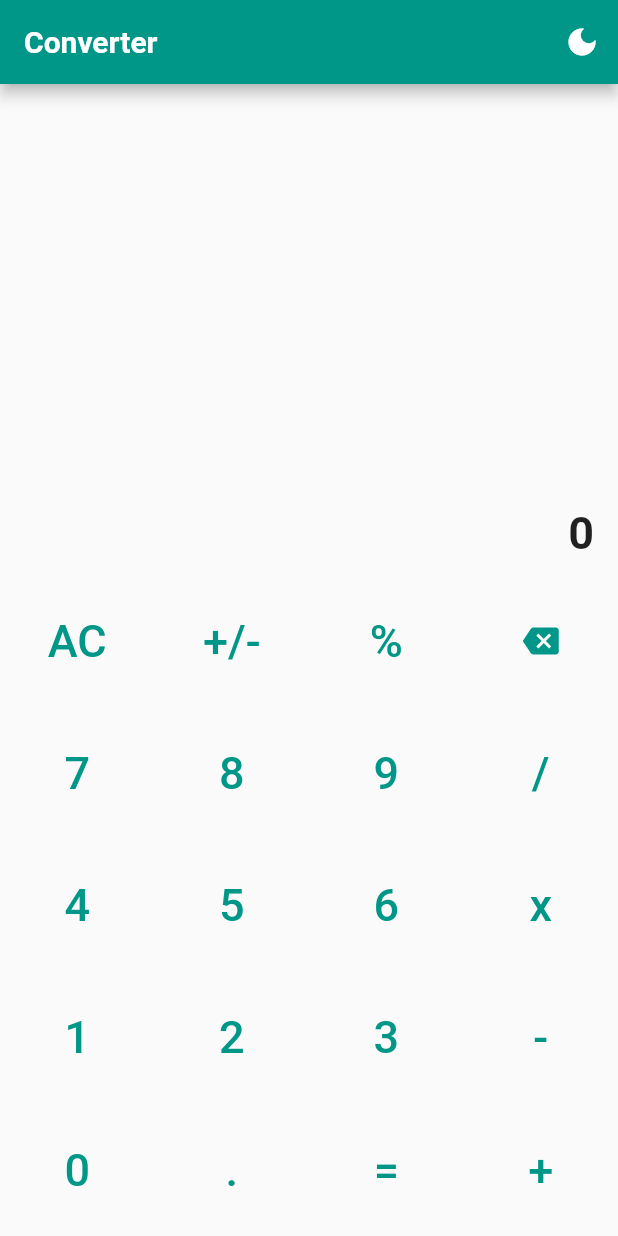
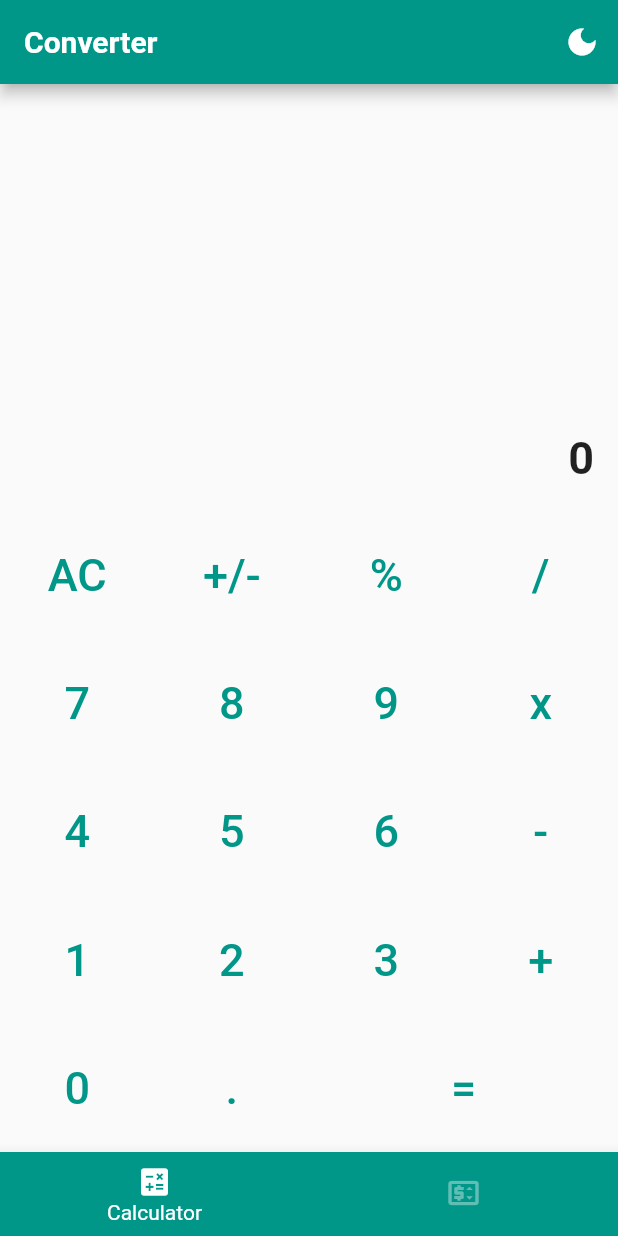
Before and after one commit to anguyen227/flutter_practice, a Flutter app: the screen it shows after launch, on a phone screen of 412 x 824 dp. Run offline on Flutter 3.47's test engine with Material 2 defaults, Android fonts, the phone set to English and light mode, and no system bars; our stand-ins replace math_expressions, shared_preferences.

Commit message:
update calculator layout to be responsive

```diff
--- a/calculator/lib/main.dart
+++ b/calculator/lib/main.dart
@@ -1,56 +1,41 @@
+import 'package:calculator/theme_model.dart';
 import 'package:flutter/cupertino.dart';
 import 'package:flutter/material.dart';
 import 'package:flutter/services.dart';
+import 'package:animations/animations.dart';
+import 'package:provider/provider.dart';
 
 import './widgets/platform_switch.dart';
 
 import 'screens/calculator.dart';
+import 'screens/currency_exchange.dart';
 
 void main() {
   runApp(const MyApp());
 }
 
-class MyApp extends StatefulWidget {
-  const MyApp({
-    Key? key,
-  }) : super(key: key);
+class MyApp extends StatelessWidget {
+  const MyApp({Key? key}) : super(key: key);
 
   @override
-  _MyAppState createState() => _MyAppState();
-}
-
-class _MyAppState extends State<MyApp> {
-  final Widget _appBarTitle = const Text('Converter');
-  IconData _themeMode = Icons.dark_mode;
-  Brightness _brightness = Brightness.light;
-  ThemeData _themeData = ThemeData.light();
-
-  @override
-  void initState() {
-    super.initState();
-    SystemChrome.setPreferredOrientations(
-        [DeviceOrientation.portraitUp, DeviceOrientation.portraitDown]);
-  }
-
-  @override
-  void dispose() {
+  Widget build(BuildContext context) {
     SystemChrome.setPreferredOrientations([
       DeviceOrientation.portraitUp,
       DeviceOrientation.portraitDown,
       DeviceOrientation.landscapeLeft,
       DeviceOrientation.landscapeRight
     ]);
-    super.dispose();
-  }
-
-  @override
-  Widget build(BuildContext context) {
-    const pageBody = SafeArea(child: Calculator());
+    return ChangeNotifierProvider(
+      create: (_) => ThemeModel(),
+      child: Consumer(
+        builder: (context, ThemeModel themeNotifier, child) {
           return MaterialApp(
+            title: 'Converter',
             theme: ThemeData(
-          brightness: _brightness,
+              brightness:
+                  themeNotifier.isDark ? Brightness.dark : Brightness.light,
               primarySwatch: Colors.teal,
-          textTheme: _themeData.textTheme.copyWith(
+              textTheme: Theme.of(context).textTheme.copyWith(
                     bodyText2: const TextStyle(fontSize: 18),
                     button: const TextStyle(fontSize: 30, color: Colors.white),
                   ),
@@ -58,42 +43,91 @@ class _MyAppState extends State<MyApp> {
                   titleTextStyle:
                       TextStyle(fontSize: 20, fontWeight: FontWeight.bold)),
             ),
-        home: PlatformSwitch(
+            restorationScopeId: 'app',
+            debugShowCheckedModeBanner: false,
+            home: const AppBody(),
+          );
+        },
+      ),
+    );
+  }
+}
+
+class AppBody extends StatefulWidget {
+  const AppBody({
+    Key? key,
+  }) : super(key: key);
+
+  @override
+  _AppBodyState createState() => _AppBodyState();
+}
+
+class _AppBodyState extends State<AppBody> with RestorationMixin {
+  final Widget _appBarTitle = const Text('Converter');
+
+  final RestorableInt _currentIndex = RestorableInt(0);
+
+  @override
+  Widget build(BuildContext context) {
+    var screens = const [
+      Calculator(),
+      CurrencyExchange(),
+    ];
+    var pageBody = SafeArea(
+      child: PageTransitionSwitcher(
+        transitionBuilder: (child, animation, secondaryAnimation) {
+          return FadeThroughTransition(
+            animation: animation,
+            secondaryAnimation: secondaryAnimation,
+            child: child,
+          );
+        },
+        child: screens[_currentIndex.value],
+      ),
+    );
+
+    var bottomNavigationBarItems = const <BottomNavigationBarItem>[
+      BottomNavigationBarItem(
+        icon: Icon(Icons.calculate),
+        label: 'Calculator',
+      ),
+      BottomNavigationBarItem(
+        icon: Icon(Icons.price_change_outlined),
+        label: 'Currency',
+      )
+    ];
+    final colorScheme = Theme.of(context).colorScheme;
+
+    return Consumer(builder: (context, ThemeModel themeNotifier, child) {
+      return PlatformSwitch(
         android: Scaffold(
           appBar: AppBar(
             title: _appBarTitle,
             actions: [
               IconButton(
                 onPressed: () {
-                      setState(() {
-                        if (_brightness == Brightness.light) {
-                          _brightness = Brightness.dark;
-                          _themeMode = Icons.light_mode;
-                          _themeData = ThemeData.dark();
-                        } else {
-                          _brightness = Brightness.light;
-                          _themeMode = Icons.dark_mode;
-                          _themeData = ThemeData.light();
-                        }
-                      });
+                  themeNotifier.isDark = !themeNotifier.isDark;
                 },
-                    icon: Icon(_themeMode))
+                icon: Icon(
+                    themeNotifier.isDark ? Icons.light_mode : Icons.dark_mode),
+              )
             ],
           ),
           body: pageBody,
-            // bottomNavigationBar: BottomNavigationBar(
-            //   items: const [
-            //     BottomNavigationBarItem(
-            //       icon: Icon(Icons.calculate),
-            //       label: 'Basic',
-            //     ),
-            //     BottomNavigationBarItem(
-            //       icon: Icon(Icons.paid),
-            //       label: 'Currency',
-            //     )
-            //   ],
-            //   showUnselectedLabels: false,
-            // ),
+          bottomNavigationBar: BottomNavigationBar(
+              items: bottomNavigationBarItems,
+              currentIndex: _currentIndex.value,
+              backgroundColor: colorScheme.brightness == Brightness.dark
+                  ? colorScheme.background
+                  : colorScheme.primary,
+              selectedItemColor: colorScheme.onPrimary,
+              unselectedItemColor: colorScheme.onPrimary.withOpacity(0.38),
+              showUnselectedLabels: false,
+              onTap: (index) {
+                setState(() {
+                  _currentIndex.value = index;
+                });
+              }),
         ),
         ios: CupertinoPageScaffold(
           child: pageBody,
@@ -101,6 +135,21 @@ class _MyAppState extends State<MyApp> {
             middle: _appBarTitle,
           ),
         ),
-        ));
+      );
+    });
+  }
+
+  @override
+  String? get restorationId => 'app_body';
+
+  @override
+  void restoreState(RestorationBucket? oldBucket, bool initialRestore) {
+    registerForRestoration(_currentIndex, 'bottom_tab_index');
+  }
+
+  @override
+  void dispose() {
+    _currentIndex.dispose();
+    super.dispose();
   }
 }
--- a/calculator/lib/models/button.dart
+++ /dev/null
@@ -1,10 +0,0 @@
-import 'package:flutter/material.dart';
-
-class Button {
-  final Widget label;
-  final String type;
-  final String value;
-  final Function(String value, String type)? onPressed;
-
-  Button(this.label, this.type, this.value, this.onPressed);
-}
--- /dev/null
+++ b/calculator/lib/preferences/theme.dart
@@ -0,0 +1,19 @@
+import 'package:shared_preferences/shared_preferences.dart';
+
+class ThemePreferences {
+  static const darkThemeKey = "dark_theme_pref";
+
+  Future<SharedPreferences> getInstance() async {
+    return await SharedPreferences.getInstance();
+  }
+
+  setDarkTheme(bool value) async {
+    SharedPreferences sharedPreferences = await SharedPreferences.getInstance();
+    sharedPreferences.setBool(darkThemeKey, value);
+  }
+
+  getDarkTheme() async {
+    SharedPreferences sharedPreferences = await SharedPreferences.getInstance();
+    return sharedPreferences.getBool(darkThemeKey) ?? false;
+  }
+}
--- a/calculator/lib/screens/calculator.dart
+++ b/calculator/lib/screens/calculator.dart
@@ -3,8 +3,42 @@ import 'package:flutter/material.dart';
 import 'package:intl/intl.dart';
 import 'package:math_expressions/math_expressions.dart';
 
-import '../widgets/controls/control_calculator.dart';
+import '../widgets/controls/control_panel.dart';
 import '../widgets/platform_switch.dart';
+import '../widgets/buttons/basic_button.dart';
+
+const List<List<Map<String, dynamic>>> rows = [
+  [
+    {'label': Text('AC'), 'type': 'function', 'value': 'clear'},
+    {'label': Text('+/-'), 'type': 'function', 'value': 'negative'},
+    {'label': Text('%'), 'type': 'function', 'value': 'percent'},
+    // {'label': Icon(Icons.backspace), 'type': 'function', 'value': 'backspace'},
+    {'label': Text('/'), 'type': 'operator', 'value': '/'},
+  ],
+  [
+    {'label': Text('7'), 'type': 'value', 'value': '7'},
+    {'label': Text('8'), 'type': 'value', 'value': '8'},
+    {'label': Text('9'), 'type': 'value', 'value': '9'},
+    {'label': Text('x'), 'type': 'operator', 'value': 'x'},
+  ],
+  [
+    {'label': Text('4'), 'type': 'value', 'value': '4'},
+    {'label': Text('5'), 'type': 'value', 'value': '5'},
+    {'label': Text('6'), 'type': 'value', 'value': '6'},
+    {'label': Text('-'), 'type': 'operator', 'value': '-'},
+  ],
+  [
+    {'label': Text('1'), 'type': 'value', 'value': '1'},
+    {'label': Text('2'), 'type': 'value', 'value': '2'},
+    {'label': Text('3'), 'type': 'value', 'value': '3'},
+    {'label': Text('+'), 'type': 'operator', 'value': '+'},
+  ],
+  [
+    {'label': Text('0'), 'type': 'value', 'value': '0'},
+    {'label': Text('.'), 'type': 'value', 'value': '.'},
+    {'label': Text('='), 'type': 'function', 'value': 'calculate', 'span': 2},
+  ],
+];
 
 class Calculator extends StatefulWidget {
   const Calculator({Key? key}) : super(key: key);
@@ -13,15 +47,15 @@ class Calculator extends StatefulWidget {
   State<Calculator> createState() => _CalculatorState();
 }
 
-class _CalculatorState extends State<Calculator> {
-  String equation = '';
-  String result = '';
-  bool _afterOperator = false;
-  bool _calculated = false;
+class _CalculatorState extends State<Calculator> with RestorationMixin {
+  final RestorableString _equation = RestorableString('');
+  final RestorableString _result = RestorableString('');
+  final RestorableBool _afterOperator = RestorableBool(false);
+  final RestorableBool _calculated = RestorableBool(false);
 
   int get resultDigitLength {
-    assert(result is String);
-    int resultDigitLength = result.replaceAll(RegExp(r"\D"), '').length;
+    assert(_result.value is String);
+    int resultDigitLength = _result.value.replaceAll(RegExp(r"\D"), '').length;
     assert(resultDigitLength is int);
     return resultDigitLength;
   }
@@ -41,12 +75,12 @@ class _CalculatorState extends State<Calculator> {
   }
 
   String get displayResult {
-    if (result.isNotEmpty) {
-      int dot = result.indexOf('.');
-      dot = dot > -1 ? dot : result.length;
+    if (_result.value.isNotEmpty) {
+      int dot = _result.value.indexOf('.');
+      dot = dot > -1 ? dot : _result.value.length;
       String integer = NumberFormat("###,###,###")
-          .format(double.tryParse(result.substring(0, dot)));
-      String decimal = result.substring(dot);
+          .format(double.tryParse(_result.value.substring(0, dot)));
+      String decimal = _result.value.substring(dot);
       return integer + decimal;
     }
     return '0';
@@ -55,45 +89,49 @@ class _CalculatorState extends State<Calculator> {
   void handlePress(dynamic value, String type) {
     assert(value is String);
     assert(type is String);
-    assert(result is String);
+    assert(_result.value is String);
 
-    double resultDouble = double.tryParse(result) ?? 0;
+    double resultDouble = double.tryParse(_result.value) ?? 0;
 
     if (type == 'operator') {
-      if (_calculated) {
+      if (_calculated.value) {
         setState(() {
-          equation = '$result $value';
-          _afterOperator = true;
-          _calculated = false;
+          _equation.value = '${_result.value} $value';
+          _afterOperator.value = true;
+          _calculated.value = false;
         });
-      } else if (resultDouble.abs() > 0 && !_afterOperator) {
+      } else if (resultDouble.abs() > 0 && !_afterOperator.value) {
         setState(() {
-          equation += equation.isEmpty ? '$result $value' : ' $result $value';
-          _afterOperator = true;
+          _equation.value += _equation.value.isEmpty
+              ? '${_result.value} $value'
+              : ' ${_result.value} $value';
+          _afterOperator.value = true;
         });
       }
     } else {
       if (type == 'value') {
-        if (resultDigitLength < 9 || _afterOperator || _calculated) {
+        if (resultDigitLength < 9 ||
+            _afterOperator.value ||
+            _calculated.value) {
           setState(() {
-            if (_calculated ||
-                _afterOperator ||
-                result.isEmpty ||
-                result == '0') {
-              result = value == '.' ? '0.' : value;
+            if (_calculated.value ||
+                _afterOperator.value ||
+                _result.value.isEmpty ||
+                _result.value == '0') {
+              _result.value = value == '.' ? '0.' : value;
             } else {
               if (value == '.') {
-                if (!result.contains('.')) {
-                  result = '$result$value';
+                if (!_result.value.contains('.')) {
+                  _result.value = '${_result.value}$value';
                 }
               } else {
-                result = '$result$value';
+                _result.value = '${_result.value}$value';
               }
             }
-            if (_calculated) {
-              equation = '';
+            if (_calculated.value) {
+              _equation.value = '';
             }
-            _calculated = false;
+            _calculated.value = false;
           });
         }
       } else if (type == 'function') {
@@ -101,46 +139,50 @@ class _CalculatorState extends State<Calculator> {
           case 'backspace':
             setState(() {
               if (resultDigitLength > 1) {
-                result = result.substring(0, result.length - 1);
-                if (result.endsWith('.')) {
-                  result = result.substring(0, result.length - 1);
+                _result.value =
+                    _result.value.substring(0, _result.value.length - 1);
+                if (_result.value.endsWith('.')) {
+                  _result.value =
+                      _result.value.substring(0, _result.value.length - 1);
                 }
               } else {
-                result = '';
+                _result.value = '';
               }
             });
             break;
           case 'clear':
             setState(() {
-              result = '';
-              equation = '';
-              _afterOperator = false;
-              _calculated = false;
+              _result.value = '';
+              _equation.value = '';
+              _afterOperator.value = false;
+              _calculated.value = false;
             });
             break;
           case 'percent':
-            if (_afterOperator) return;
+            if (_afterOperator.value) return;
             if (resultDouble.abs() > 0 && resultDigitLength < 8) {
               setState(() {
-                result = sanitizeNumber(resultDouble / 100);
+                _result.value = sanitizeNumber(resultDouble / 100);
               });
             }
             break;
           case 'negative':
-            if (_afterOperator) return;
+            if (_afterOperator.value) return;
             if (resultDouble.abs() > 0) {
               setState(() {
-                if (result.startsWith('-')) {
-                  result = result.replaceAll('-', '');
+                if (_result.value.startsWith('-')) {
+                  _result.value = _result.value.replaceAll('-', '');
                 } else {
-                  result = '-$result';
+                  _result.value = '-${_result.value}';
                 }
               });
             }
             break;
           case 'calculate':
-            String finalInput = equation +
-                (result.isEmpty ? ' $result' : ' ${sanitizeNumber(result)}');
+            String finalInput = _equation.value +
+                (_result.value.isEmpty
+                    ? ' ${_result.value}'
+                    : ' ${sanitizeNumber(_result.value)}');
             finalInput = finalInput.replaceAll('x', '*');
 
             Parser p = Parser();
@@ -149,16 +191,16 @@ class _CalculatorState extends State<Calculator> {
             double eval = exp.evaluate(EvaluationType.REAL, cm);
 
             setState(() {
-              equation = finalInput;
-              result = sanitizeNumber(eval.toString());
-              _calculated = true;
+              _equation.value = finalInput;
+              _result.value = sanitizeNumber(eval.toString());
+              _calculated.value = true;
             });
 
             break;
           default:
         }
       }
-      _afterOperator = false;
+      _afterOperator.value = false;
     }
   }
 
@@ -170,11 +212,15 @@ class _CalculatorState extends State<Calculator> {
         crossAxisAlignment: CrossAxisAlignment.end,
         children: [
           Expanded(
-            child: Container(
+            flex: 3,
+            child: Padding(
                 padding:
                     const EdgeInsets.symmetric(vertical: 8, horizontal: 16),
-                child: Text(equation))),
-        Container(
+                child: Text(_equation.value)),
+          ),
+          Expanded(
+            flex: 1,
+            child: Container(
               alignment: Alignment.centerRight,
               padding: const EdgeInsets.symmetric(vertical: 8, horizontal: 16),
               height: max((mediaQuery.size.width / 8).round().toDouble(), 56),
@@ -182,13 +228,47 @@ class _CalculatorState extends State<Calculator> {
               child: Text(
                 displayResult,
                 textAlign: TextAlign.right,
-            style: const TextStyle(fontWeight: FontWeight.bold, fontSize: 30),
+                style:
+                    const TextStyle(fontWeight: FontWeight.bold, fontSize: 30),
               ),
             ),
-        ControlCalculator(
+          ),
+          Expanded(
+            flex: 6,
+            child: ControlPanel(
+              controls: rows,
+              buttonBuilder: (context, button) {
+                return BasicButton.of(
+                  label: button['label'],
+                  type: button['type'],
+                  value: button['value'],
                   onPressed: handlePress,
+                );
+              },
+            ),
           )
         ],
-    ));
+      ),
+    );
+  }
+
+  @override
+  String? get restorationId => 'screen_calculator';
+
+  @override
+  void restoreState(RestorationBucket? oldBucket, bool initialRestore) {
+    registerForRestoration(_equation, 'calculator_equation');
+    registerForRestoration(_result, 'calculator_input');
+    registerForRestoration(_afterOperator, 'calculator_operator_flag');
+    registerForRestoration(_calculated, 'calculator_calculated_flag');
+  }
+
+  @override
+  void dispose() {
+    _equation.dispose();
+    _result.dispose();
+    _afterOperator.dispose();
+    _calculated.dispose();
+    super.dispose();
   }
 }
--- /dev/null
+++ b/calculator/lib/theme_model.dart
@@ -0,0 +1,26 @@
+import 'package:flutter/material.dart';
+
+import 'package:calculator/preferences/theme.dart';
+
+class ThemeModel extends ChangeNotifier {
+  late bool _isDark;
+  late ThemePreferences _preferences;
+  bool get isDark => _isDark;
+
+  ThemeModel() {
+    _isDark = false;
+    _preferences = ThemePreferences();
+    getPreferences();
+  }
+
+  set isDark(bool value) {
+    _isDark = value;
+    _preferences.setDarkTheme(value);
+    notifyListeners();
+  }
+
+  getPreferences() async {
+    _isDark = await _preferences.getDarkTheme();
+    notifyListeners();
+  }
+}
--- a/calculator/lib/widgets/buttons/basic_button.dart
+++ b/calculator/lib/widgets/buttons/basic_button.dart
@@ -1,14 +1,9 @@
 import 'package:flutter/material.dart';
-import '../../models/button.dart';
 
-class BasicButton extends StatelessWidget implements Button {
-  @override
+class BasicButton extends StatelessWidget {
   final Widget label;
-  @override
   final String type;
-  @override
   final String value;
-  @override
   final Function(String value, String type)? onPressed;
   final int? span;
 
@@ -59,7 +54,7 @@ class BasicButton extends StatelessWidget implements Button {
   }
 }
 
-class ValueButton extends BasicButton implements Button {
+class ValueButton extends BasicButton {
   const ValueButton(
       {Key? key,
       required Widget label,
@@ -73,7 +68,7 @@ class ValueButton extends BasicButton implements Button {
             onPressed: onPressed);
 }
 
-class OperatorButton extends BasicButton implements Button {
+class OperatorButton extends BasicButton {
   const OperatorButton(
       {Key? key,
       required Widget label,
@@ -87,7 +82,7 @@ class OperatorButton extends BasicButton implements Button {
             onPressed: onPressed);
 }
 
-class FunctionButton extends BasicButton implements Button {
+class FunctionButton extends BasicButton {
   const FunctionButton(
       {Key? key,
       required Widget label,
--- a/calculator/lib/widgets/controls/control_calculator.dart
+++ /dev/null
@@ -1,59 +0,0 @@
-import 'package:flutter/material.dart';
-
-import '../buttons/basic_button.dart';
-
-const List<List<Map<String, dynamic>>> rows = [
-  [
-    {'label': Text('AC'), 'type': 'function', 'value': 'clear'},
-    {'label': Text('+/-'), 'type': 'function', 'value': 'negative'},
-    {'label': Text('%'), 'type': 'function', 'value': 'percent'},
-    {'label': Icon(Icons.backspace), 'type': 'function', 'value': 'backspace'},
-  ],
-  [
-    {'label': Text('7'), 'type': 'value', 'value': '7'},
-    {'label': Text('8'), 'type': 'value', 'value': '8'},
-    {'label': Text('9'), 'type': 'value', 'value': '9'},
-    {'label': Text('/'), 'type': 'operator', 'value': '/'},
-  ],
-  [
-    {'label': Text('4'), 'type': 'value', 'value': '4'},
-    {'label': Text('5'), 'type': 'value', 'value': '5'},
-    {'label': Text('6'), 'type': 'value', 'value': '6'},
-    {'label': Text('x'), 'type': 'operator', 'value': 'x'},
-  ],
-  [
-    {'label': Text('1'), 'type': 'value', 'value': '1'},
-    {'label': Text('2'), 'type': 'value', 'value': '2'},
-    {'label': Text('3'), 'type': 'value', 'value': '3'},
-    {'label': Text('-'), 'type': 'operator', 'value': '-'},
-  ],
-  [
-    {'label': Text('0'), 'type': 'value', 'value': '0'},
-    {'label': Text('.'), 'type': 'value', 'value': '.'},
-    {'label': Text('='), 'type': 'function', 'value': 'calculate'},
-    {'label': Text('+'), 'type': 'operator', 'value': '+'},
-  ],
-];
-
-class ControlCalculator extends StatelessWidget {
-  final Function(dynamic value, String type)? onPressed;
-
-  const ControlCalculator({Key? key, required this.onPressed})
-      : super(key: key);
-
-  @override
-  Widget build(BuildContext context) {
-    return Table(
-        children: rows.map((buttons) {
-      return TableRow(
-          children: buttons.map((button) {
-        return BasicButton.of(
-          label: button['label'],
-          type: button['type'],
-          value: button['value'],
-          onPressed: onPressed,
-        );
-      }).toList());
-    }).toList());
-  }
-}
--- /dev/null
+++ b/calculator/lib/widgets/controls/control_panel.dart
@@ -0,0 +1,32 @@
+import 'package:flutter/material.dart';
+
+class ControlPanel extends StatelessWidget {
+  const ControlPanel(
+      {Key? key, required this.controls, required this.buttonBuilder})
+      : super(key: key);
+  final Widget Function(BuildContext context, Map<String, dynamic> button)
+      buttonBuilder;
+  final List<List<Map<String, dynamic>>> controls;
+
+  @override
+  Widget build(BuildContext context) {
+    return Column(
+      crossAxisAlignment: CrossAxisAlignment.stretch,
+      children: controls.map((rows) {
+        return Flexible(
+          fit: FlexFit.tight,
+          child: Row(
+            crossAxisAlignment: CrossAxisAlignment.stretch,
+            children: rows.map((button) {
+              return Flexible(
+                flex: button['span'] is int ? button['span'] : 1,
+                fit: FlexFit.tight,
+                child: Center(child: buttonBuilder(context, button)),
+              );
+            }).toList(),
+          ),
+        );
+      }).toList(),
+    );
+  }
+}
--- a/calculator/pubspec.yaml
+++ b/calculator/pubspec.yaml
@@ -36,6 +36,9 @@ dependencies:
   cupertino_icons: ^1.0.2
   intl: ^0.17.0
   math_expressions: ^2.2.0
+  animations: ^2.0.2
+  shared_preferences: ^2.0.8
+  provider: ^6.0.1
 
 dev_dependencies:
   flutter_test:
```
Also changed, not shown: calculator/lib/screens/currency_exchange.dart (added, +15 -0 lines), calculator/pubspec.lock, 2 other files. Lines whose indentation alone changed are shown as unchanged.
